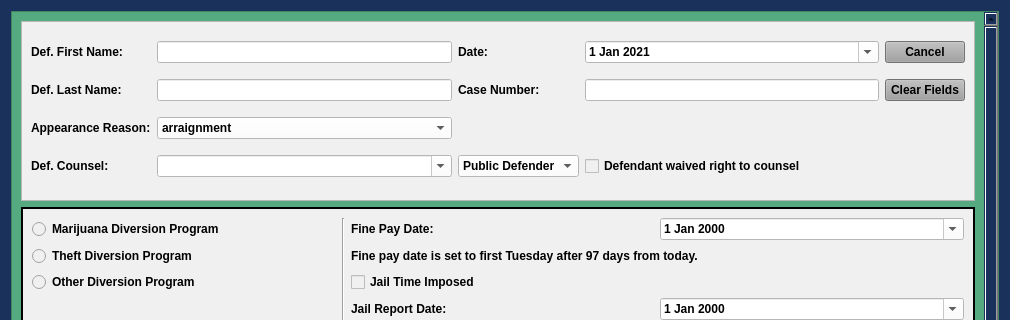
First picture: the form in package/views/ui/DiversionPleaDialog.ui, repository HunterProgram22/MuniEntry, before the edit; both pictures show x 0 to 1010 and y 0 to 320 of the 1010 by 782 pixel window.
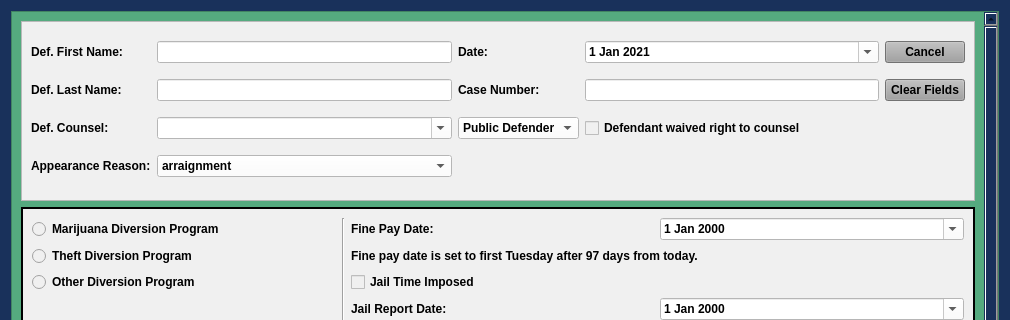
Second picture: the form after the edit.

Commit message: Flipped def counsel and appearance reason for all dialogs.

The edit to the form file:
```diff
--- a/package/views/ui/DiversionPleaDialog.ui
+++ b/package/views/ui/DiversionPleaDialog.ui
@@ -568,6 +568,45 @@
           <enum>QFrame::Raised</enum>
          </property>
          <layout class="QGridLayout" name="gridLayout">
+          <item row="3" column="1">
+           <widget class="QComboBox" name="appearance_reason_box">
+            <property name="styleSheet">
+             <string notr="true">background-color: rgb(255, 255, 255);</string>
+            </property>
+            <item>
+             <property name="text">
+              <string>arraignment</string>
+             </property>
+            </item>
+            <item>
+             <property name="text">
+              <string>change of plea</string>
+             </property>
+            </item>
+            <item>
+             <property name="text">
+              <string>trial to court</string>
+             </property>
+            </item>
+            <item>
+             <property name="text">
+              <string>jury trial</string>
+             </property>
+            </item>
+            <item>
+             <property name="text">
+              <string>LEAP sentencing</string>
+             </property>
+            </item>
+           </widget>
+          </item>
+          <item row="3" column="0">
+           <widget class="QLabel" name="label_27">
+            <property name="text">
+             <string>Appearance Reason:</string>
+            </property>
+           </widget>
+          </item>
           <item row="0" column="2">
            <widget class="QLabel" name="label_26">
             <property name="text">
@@ -686,14 +725,31 @@
             </property>
            </widget>
           </item>
-          <item row="3" column="0">
+          <item row="1" column="2">
+           <widget class="QLabel" name="label_3">
+            <property name="text">
+             <string>Case Number:</string>
+            </property>
+           </widget>
+          </item>
+          <item row="2" column="0">
            <widget class="QLabel" name="label_24">
             <property name="text">
              <string>Def. Counsel:</string>
             </property>
            </widget>
           </item>
-          <item row="3" column="2">
+          <item row="2" column="1">
+           <widget class="QComboBox" name="defense_counsel_name_box">
+            <property name="styleSheet">
+             <string notr="true">background-color: rgb(255, 255, 255);</string>
+            </property>
+            <property name="editable">
+             <bool>true</bool>
+            </property>
+           </widget>
+          </item>
+          <item row="2" column="2">
            <widget class="QComboBox" name="defense_counsel_type_box">
             <property name="styleSheet">
              <string notr="true">background-color: rgb(255, 255, 255);</string>
@@ -710,62 +766,13 @@
             </item>
            </widget>
           </item>
-          <item row="3" column="3">
+          <item row="2" column="3">
            <widget class="QCheckBox" name="defense_counsel_waived_checkBox">
             <property name="text">
              <string>Defendant waived right to counsel</string>
             </property>
            </widget>
           </item>
-          <item row="3" column="1">
-           <widget class="QComboBox" name="defense_counsel_name_box">
-            <property name="styleSheet">
-             <string notr="true">background-color: rgb(255, 255, 255);</string>
-            </property>
-            <property name="editable">
-             <bool>true</bool>
-            </property>
-           </widget>
-          </item>
-          <item row="2" column="1">
-           <widget class="QComboBox" name="appearance_reason_box">
-            <property name="styleSheet">
-             <string notr="true">background-color: rgb(255, 255, 255);</string>
-            </property>
-            <item>
-             <property name="text">
-              <string>arraignment</string>
-             </property>
-            </item>
-            <item>
-             <property name="text">
-              <string>change of plea</string>
-             </property>
-            </item>
-            <item>
-             <property name="text">
-              <string>trial to court</string>
-             </property>
-            </item>
-            <item>
-             <property name="text">
-              <string>jury trial</string>
-             </property>
-            </item>
-            <item>
-             <property name="text">
-              <string>LEAP sentencing</string>
-             </property>
-            </item>
-           </widget>
-          </item>
-          <item row="2" column="0">
-           <widget class="QLabel" name="label_27">
-            <property name="text">
-             <string>Appearance Reason:</string>
-            </property>
-           </widget>
-          </item>
          </layout>
         </widget>
        </item>
```
Left out of the diff: 36 changed lines with no effect on the pictures. The commit also changes 12 other files.
